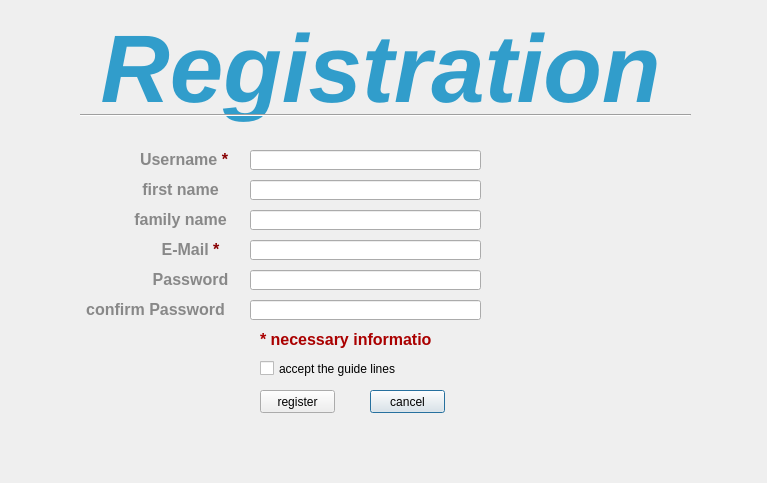
First picture: the form in client/Registration_v1.ui, repository hansau22/infobook, before the edit.
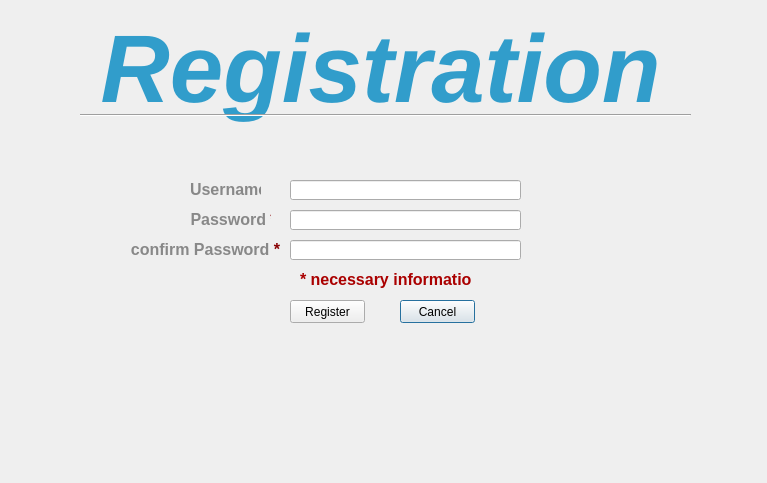
Second picture: the form after the edit.

Commit message: Registration steht

```diff
--- a/client/Registration_v1.ui
+++ b/client/Registration_v1.ui
@@ -16,36 +16,29 @@
   <widget class="QPushButton" name="pushButton_2">
    <property name="geometry">
     <rect>
-     <x>370</x>
-     <y>390</y>
+     <x>400</x>
+     <y>300</y>
      <width>75</width>
      <height>23</height>
     </rect>
    </property>
    <property name="text">
-    <string>cancel</string>
+    <string>Cancel</string>
+   </property>
+   <property name="shortcut">
+    <string>Esc</string>
    </property>
   </widget>
   <widget class="QLineEdit" name="lineEdit">
    <property name="geometry">
     <rect>
-     <x>250</x>
+     <x>290</x>
      <y>180</y>
      <width>231</width>
      <height>20</height>
     </rect>
    </property>
   </widget>
-  <widget class="QLineEdit" name="lineEdit_3">
-   <property name="geometry">
-    <rect>
-     <x>250</x>
-     <y>150</y>
-     <width>231</width>
-     <height>20</height>
-    </rect>
-   </property>
-  </widget>
   <widget class="QLabel" name="label_2">
    <property name="geometry">
     <rect>
@@ -81,9 +74,9 @@
   <widget class="QLabel" name="label_3">
    <property name="geometry">
     <rect>
-     <x>140</x>
-     <y>150</y>
-     <width>101</width>
+     <x>190</x>
+     <y>180</y>
+     <width>71</width>
      <height>20</height>
     </rect>
    </property>
@@ -91,82 +84,26 @@
     <string>&lt;html&gt;&lt;head/&gt;&lt;body&gt;&lt;p&gt;&lt;span style=&quot; font-size:12pt; font-weight:600; color:#888888;&quot;&gt;Username &lt;/span&gt;&lt;span style=&quot; font-size:12pt; font-weight:600; color:#880002;&quot;&gt;*&lt;/span&gt;&lt;/p&gt;&lt;/body&gt;&lt;/html&gt;</string>
    </property>
   </widget>
-  <widget class="QLabel" name="label_7">
+  <widget class="QPushButton" name="register_2">
    <property name="geometry">
     <rect>
-     <x>150</x>
-     <y>240</y>
-     <width>81</width>
-     <height>20</height>
-    </rect>
-   </property>
-   <property name="text">
-    <string>&lt;html&gt;&lt;head/&gt;&lt;body&gt;&lt;p align=&quot;center&quot;&gt;&lt;span style=&quot; font-size:12pt; font-weight:600; color:#888888;&quot;&gt;E-Mail &lt;/span&gt;&lt;span style=&quot; font-size:12pt; font-weight:600; color:#880002;&quot;&gt;*&lt;/span&gt;&lt;/p&gt;&lt;/body&gt;&lt;/html&gt;</string>
-   </property>
-  </widget>
-  <widget class="QPushButton" name="pushButton_3">
-   <property name="geometry">
-    <rect>
-     <x>260</x>
-     <y>390</y>
+     <x>290</x>
+     <y>300</y>
      <width>75</width>
      <height>23</height>
     </rect>
    </property>
    <property name="text">
-    <string>register</string>
+    <string>Register</string>
    </property>
-  </widget>
-  <widget class="QLabel" name="label_9">
-   <property name="geometry">
-    <rect>
-     <x>130</x>
-     <y>210</y>
-     <width>101</width>
-     <height>20</height>
-    </rect>
+   <property name="shortcut">
+    <string>Return</string>
    </property>
-   <property name="text">
-    <string>&lt;html&gt;&lt;head/&gt;&lt;body&gt;&lt;p align=&quot;center&quot;&gt;&lt;span style=&quot; font-size:12pt; font-weight:600; color:#888888;&quot;&gt;family name&lt;/span&gt;&lt;/p&gt;&lt;/body&gt;&lt;/html&gt;</string>
-   </property>
   </widget>
-  <widget class="QLabel" name="label_10">
+  <widget class="QLineEdit" name="password">
    <property name="geometry">
     <rect>
-     <x>140</x>
-     <y>180</y>
-     <width>81</width>
-     <height>20</height>
-    </rect>
-   </property>
-   <property name="text">
-    <string>&lt;html&gt;&lt;head/&gt;&lt;body&gt;&lt;p align=&quot;center&quot;&gt;&lt;span style=&quot; font-size:12pt; font-weight:600; color:#888888;&quot;&gt;first name&lt;/span&gt;&lt;/p&gt;&lt;/body&gt;&lt;/html&gt;</string>
-   </property>
-  </widget>
-  <widget class="QLineEdit" name="lineEdit_5">
-   <property name="geometry">
-    <rect>
-     <x>250</x>
-     <y>270</y>
-     <width>231</width>
-     <height>20</height>
-    </rect>
-   </property>
-  </widget>
-  <widget class="QLineEdit" name="lineEdit_6">
-   <property name="geometry">
-    <rect>
-     <x>250</x>
-     <y>240</y>
-     <width>231</width>
-     <height>20</height>
-    </rect>
-   </property>
-  </widget>
-  <widget class="QLineEdit" name="lineEdit_7">
-   <property name="geometry">
-    <rect>
-     <x>250</x>
+     <x>290</x>
      <y>210</y>
      <width>231</width>
      <height>20</height>
@@ -176,60 +113,44 @@
   <widget class="QLabel" name="label_11">
    <property name="geometry">
     <rect>
-     <x>150</x>
-     <y>270</y>
+     <x>190</x>
+     <y>210</y>
      <width>81</width>
      <height>20</height>
     </rect>
    </property>
    <property name="text">
-    <string>&lt;html&gt;&lt;head/&gt;&lt;body&gt;&lt;p align=&quot;center&quot;&gt;&lt;span style=&quot; font-size:12pt; font-weight:600; color:#888888;&quot;&gt;Password&lt;/span&gt;&lt;/p&gt;&lt;/body&gt;&lt;/html&gt;</string>
+    <string>&lt;html&gt;&lt;head/&gt;&lt;body&gt;&lt;p align=&quot;center&quot;&gt;&lt;span style=&quot; font-size:12pt; font-weight:600; color:#888888;&quot;&gt;Password &lt;/span&gt;&lt;span style=&quot; font-size:12pt; font-weight:600; color:#880002;&quot;&gt;*&lt;/span&gt;&lt;/p&gt;&lt;/body&gt;&lt;/html&gt;</string>
    </property>
   </widget>
   <widget class="QLabel" name="label_12">
    <property name="geometry">
     <rect>
-     <x>80</x>
-     <y>300</y>
+     <x>130</x>
+     <y>240</y>
      <width>151</width>
      <height>20</height>
     </rect>
    </property>
    <property name="text">
-    <string>&lt;html&gt;&lt;head/&gt;&lt;body&gt;&lt;p align=&quot;center&quot;&gt;&lt;span style=&quot; font-size:12pt; font-weight:600; color:#888888;&quot;&gt;confirm Password&lt;/span&gt;&lt;/p&gt;&lt;/body&gt;&lt;/html&gt;</string>
+    <string>&lt;html&gt;&lt;head/&gt;&lt;body&gt;&lt;p align=&quot;center&quot;&gt;&lt;span style=&quot; font-size:12pt; font-weight:600; color:#888888;&quot;&gt;confirm Password &lt;/span&gt;&lt;span style=&quot; font-size:12pt; font-weight:600; color:#880002;&quot;&gt;*&lt;/span&gt;&lt;/p&gt;&lt;/body&gt;&lt;/html&gt;</string>
    </property>
   </widget>
   <widget class="QLineEdit" name="lineEdit_8">
    <property name="geometry">
     <rect>
-     <x>250</x>
-     <y>300</y>
+     <x>290</x>
+     <y>240</y>
      <width>231</width>
      <height>20</height>
     </rect>
    </property>
   </widget>
-  <widget class="QCheckBox" name="checkBox">
-   <property name="geometry">
-    <rect>
-     <x>260</x>
-     <y>360</y>
-     <width>181</width>
-     <height>17</height>
-    </rect>
-   </property>
-   <property name="styleSheet">
-    <string notr="true"/>
-   </property>
-   <property name="text">
-    <string>accept the guide lines</string>
-   </property>
-  </widget>
   <widget class="QLabel" name="label_13">
    <property name="geometry">
     <rect>
-     <x>260</x>
-     <y>330</y>
+     <x>300</x>
+     <y>270</y>
      <width>171</width>
      <height>20</height>
     </rect>
@@ -238,6 +159,22 @@
     <string>&lt;html&gt;&lt;head/&gt;&lt;body&gt;&lt;p align=&quot;center&quot;&gt;&lt;span style=&quot; font-size:12pt; font-weight:600; color:#aa0000;&quot;&gt;* necessary information&lt;/span&gt;&lt;/p&gt;&lt;/body&gt;&lt;/html&gt;</string>
    </property>
   </widget>
+  <widget class="QLabel" name="label_error">
+   <property name="geometry">
+    <rect>
+     <x>210</x>
+     <y>140</y>
+     <width>371</width>
+     <height>20</height>
+    </rect>
+   </property>
+   <property name="text">
+    <string/>
+   </property>
+   <property name="wordWrap">
+    <bool>false</bool>
+   </property>
+  </widget>
  </widget>
  <resources/>
  <connections/>
```
Left out of the diff: 6 changed lines with no effect on the pictures. The commit also changes 6 other files.
